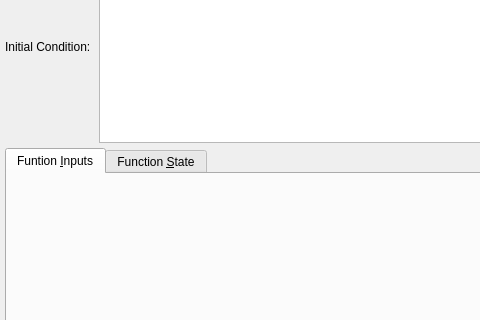
Above: libs/libgui/ui/dbobjects/aggregatewidget.ui from maniac787/pgmodeler before the change; both pictures show x 0 to 480 and y 111 to 431 of the 885 by 737 pixel window. Below: the same form after it.
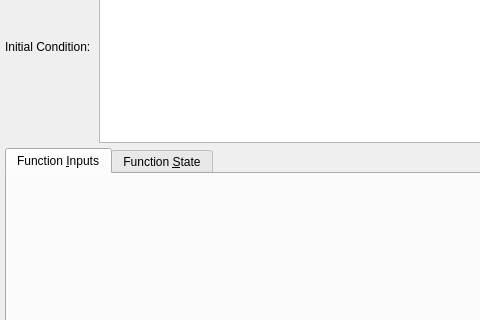
That is the form after the change. Icons and pictures are not drawn.

Commit message: Improve English grammar in internationalization strings on aggregatewidget.ui

```diff
--- a/libs/libgui/ui/dbobjects/aggregatewidget.ui
+++ b/libs/libgui/ui/dbobjects/aggregatewidget.ui
@@ -82,7 +82,7 @@
         <normaloff>:/icons/icons/parameter.png</normaloff>:/icons/icons/parameter.png</iconset>
       </attribute>
       <attribute name="title">
-       <string>Funtion &amp;Inputs</string>
+       <string>Function &amp;Inputs</string>
       </attribute>
      </widget>
      <widget class="QWidget" name="tab_2">
```
